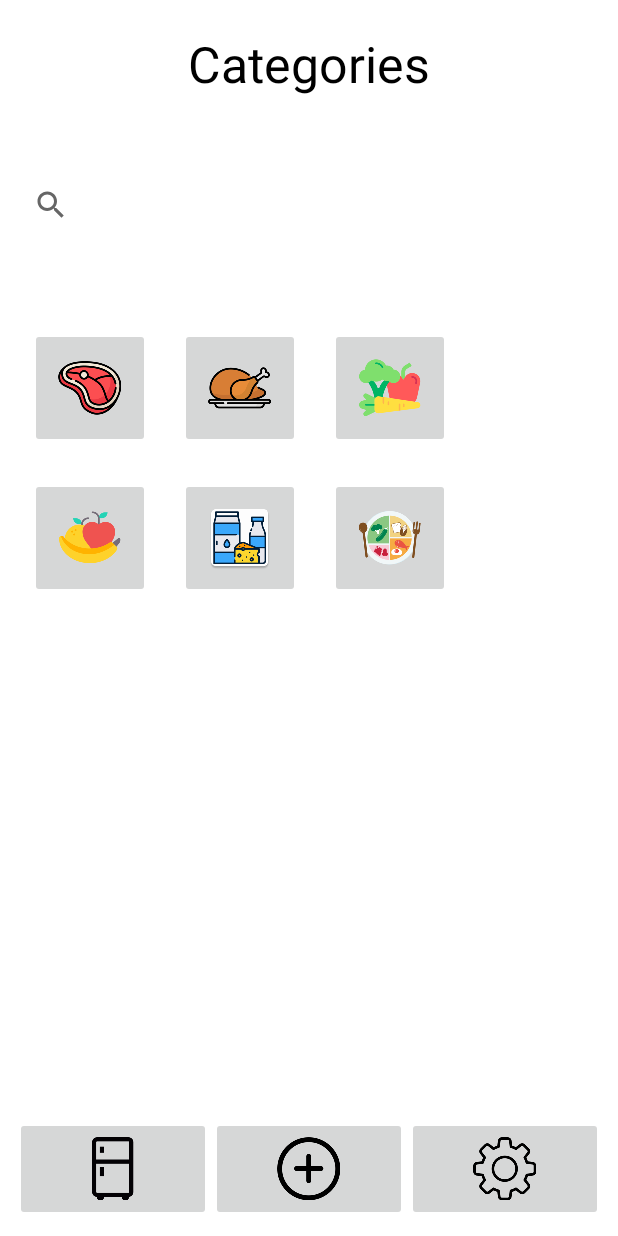
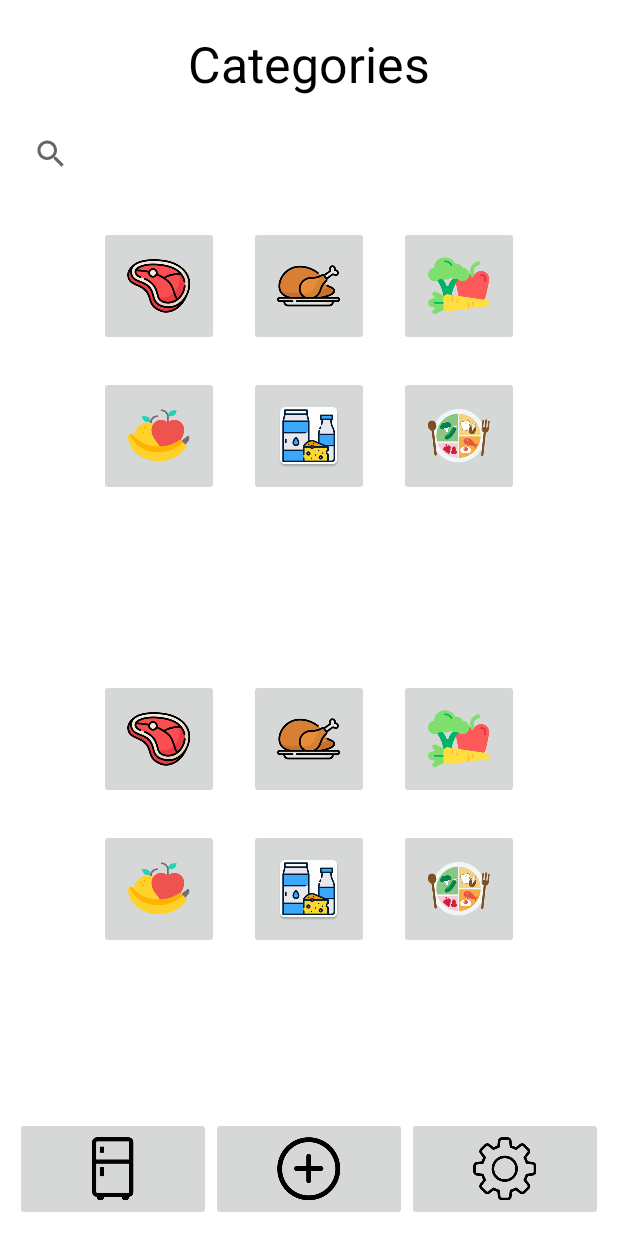
Before and after one commit to Melvin-D01/GroceryManager, an Android app: the AddActivity screen opened directly, with no data from a screen before it, on a phone screen of 412 x 824 dp. Run offline under Robolectric (Android 15) with nearby library versions, the phone set to English and light mode, and no system bars; our stand-ins replace Firebase (no records; nobody signed in at launch, a user with empty details on screens opened directly).

Commit message:
debug button formatting. Chi.

```diff
--- a/app/src/main/res/layout/activity_add.xml
+++ b/app/src/main/res/layout/activity_add.xml
@@ -41,11 +41,70 @@
 
 
         <GridLayout
-            android:layout_width="match_parent"
+            android:layout_width="wrap_content"
             android:layout_height="wrap_content"
             android:rowCount="2"
             android:columnCount="3"
             android:layout_weight="7"
+            android:layout_gravity="center"
+            >
+
+            <ImageButton
+                android:id="@+id/redMeatsButton1"
+                android:layout_width="80dp"
+                android:layout_height="80dp"
+                android:layout_weight="1"
+                android:src="@mipmap/ic_meat"
+                android:layout_margin="10dp"/>
+
+            <ImageButton
+                android:id="@+id/chickenButton1"
+                android:layout_width="80dp"
+                android:layout_height="80dp"
+                android:layout_weight="1"
+                android:src="@mipmap/ic_chicken"
+                android:layout_margin="10dp"/>
+
+            <ImageButton
+                android:id="@+id/vegetablesImage1"
+                android:layout_width="80dp"
+                android:layout_height="80dp"
+                android:layout_weight="1"
+                android:src="@mipmap/ic_veg"
+                android:layout_margin="10dp" />
+
+            <ImageButton
+                android:id="@+id/fruitsButton1"
+                android:layout_width="80dp"
+                android:layout_height="80dp"
+                android:layout_weight="1"
+                android:src="@mipmap/ic_fruit"
+                android:layout_margin="10dp" />
+
+            <ImageButton
+                android:id="@+id/dairyButto1"
+                android:layout_width="80dp"
+                android:layout_height="80dp"
+                android:layout_weight="1"
+                android:src="@mipmap/ic_dairy"
+                android:layout_margin="10dp"/>
+
+            <ImageButton
+                android:id="@+id/restButton1"
+                android:layout_width="80dp"
+                android:layout_height="80dp"
+                android:layout_weight="1"
+                android:layout_margin="10dp"
+                android:src="@mipmap/ic_rest"/>
+
+        </GridLayout>
+    <GridLayout
+        android:layout_width="wrap_content"
+        android:layout_height="wrap_content"
+        android:rowCount="2"
+        android:columnCount="3"
+        android:layout_weight="7"
+        android:layout_gravity="center"
         >
 
         <ImageButton
```
Lines whose indentation alone changed are shown as unchanged.
